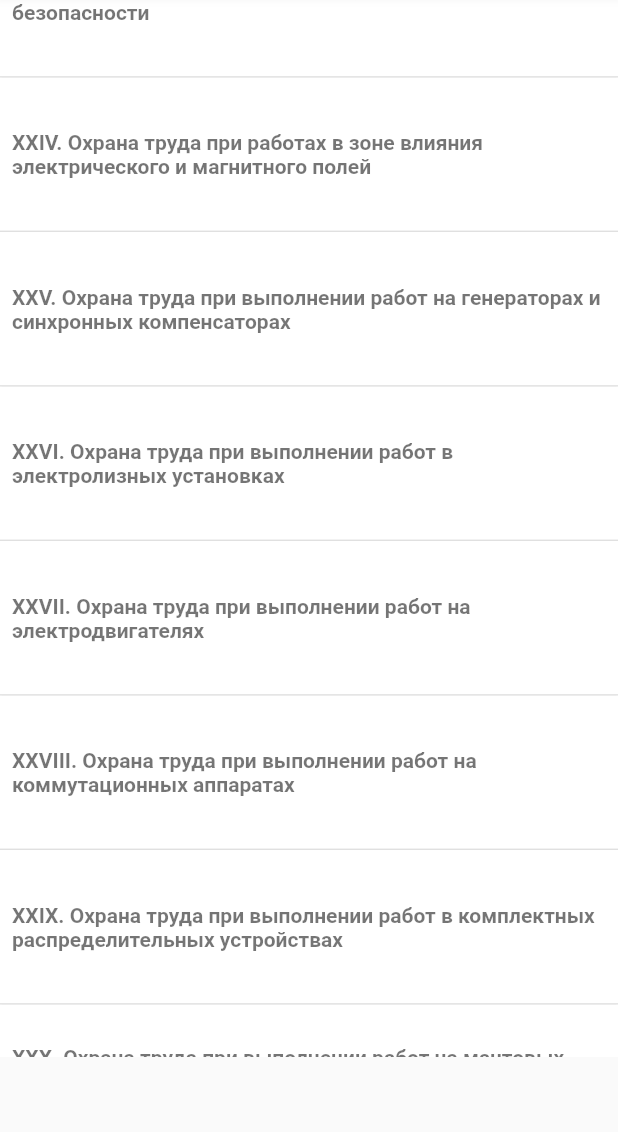
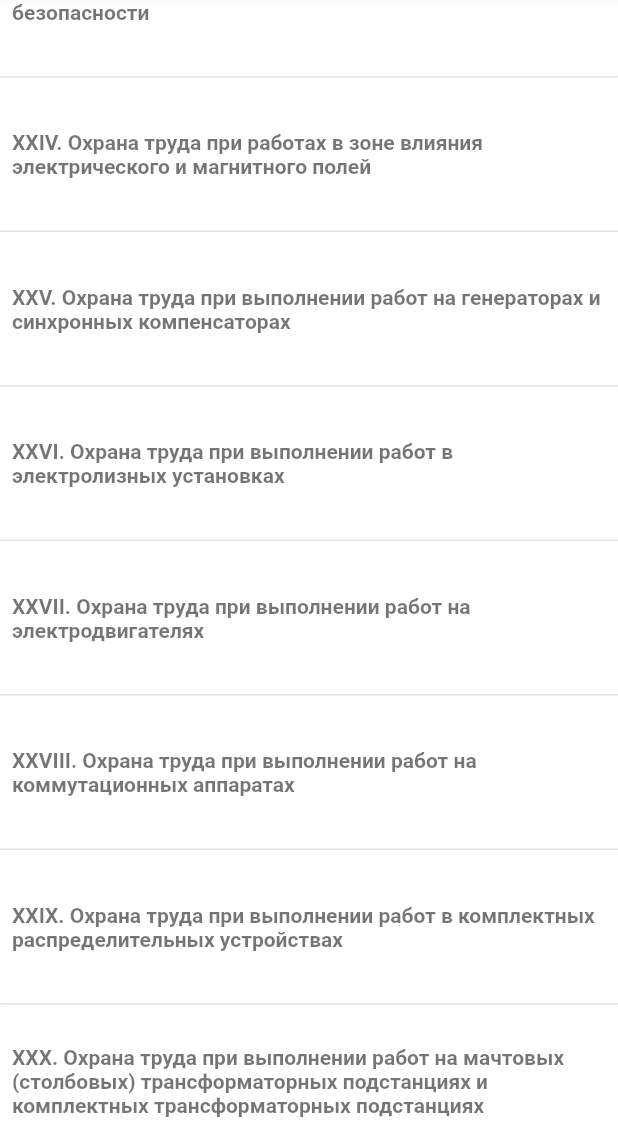
Before and after one commit to i-b8o/poteu, a Flutter app: the screen it shows after launch, scrolled down 2304 dp, on a phone screen of 412 x 824 dp, the part 104-1236 px from its top. Run offline on Flutter 3.47's test engine with Material 2 defaults, Android fonts, the phone set to English and light mode, and no system bars; drawn by our look-alikes of google_mobile_ads; network calls fail.

Commit message:
ad added

```diff
--- a/lib/views/main_page/main_page.dart
+++ b/lib/views/main_page/main_page.dart
@@ -61,7 +61,8 @@ class _MainPageState extends State<MainPage> {
         ],
         centerTitle: true,
       ),
-      body: Column(
+      body: Stack(children: [
+        Column(
           children: <Widget>[
             Expanded(
               child: ListView.builder(
@@ -73,17 +74,21 @@ class _MainPageState extends State<MainPage> {
                 },
               ),
             ),
+          ],
+        ),
         Positioned(
             bottom: 0.0,
+            width: MediaQuery.of(context).size.width,
+            child: Center(
               child: Container(
                 height: 50.0,
                 width: 320.0,
                 child: AdWidget(
                   ad: myBanner,
                 ),
+              ),
             ))
-        ],
-      ),
+      ]),
     );
   }
 }
```
Also changed, not shown: lib/views/chapter_page/chapter_page.dart (+7 -3 lines), lib/views/filter_all_paragraphs_page/filter_all_paragraphs_page.dart (+8 -4 lines), assets/images/feature.png (added), assets/images/icon1.png, 1 other file. Lines whose indentation alone changed are shown as unchanged.
